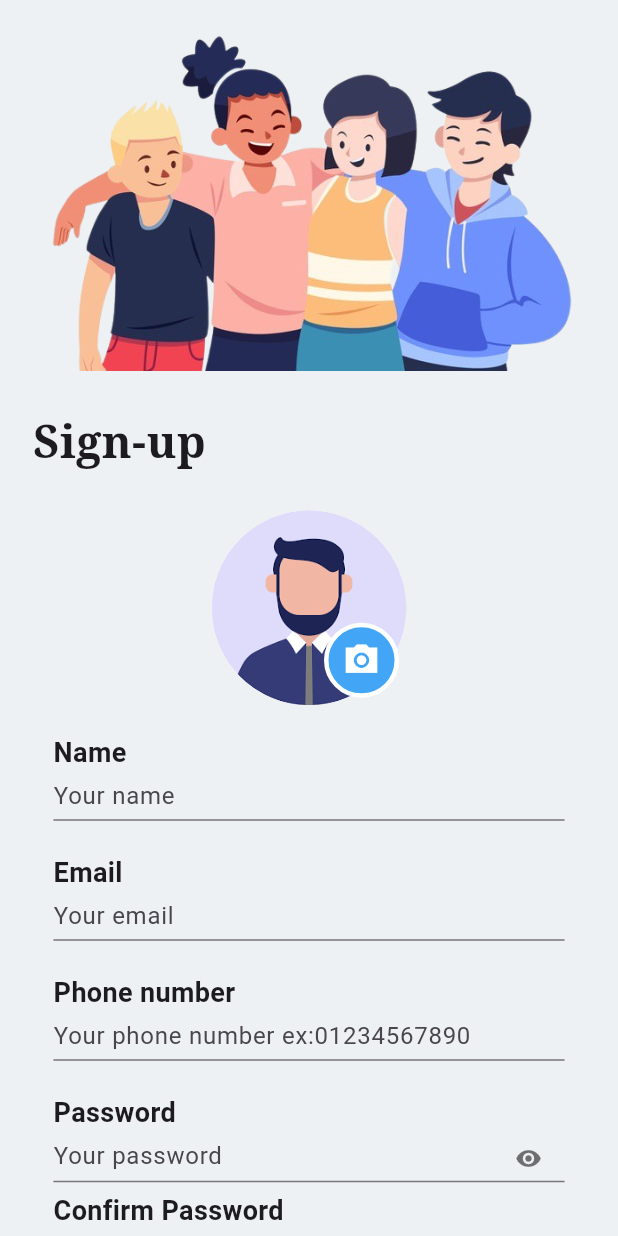
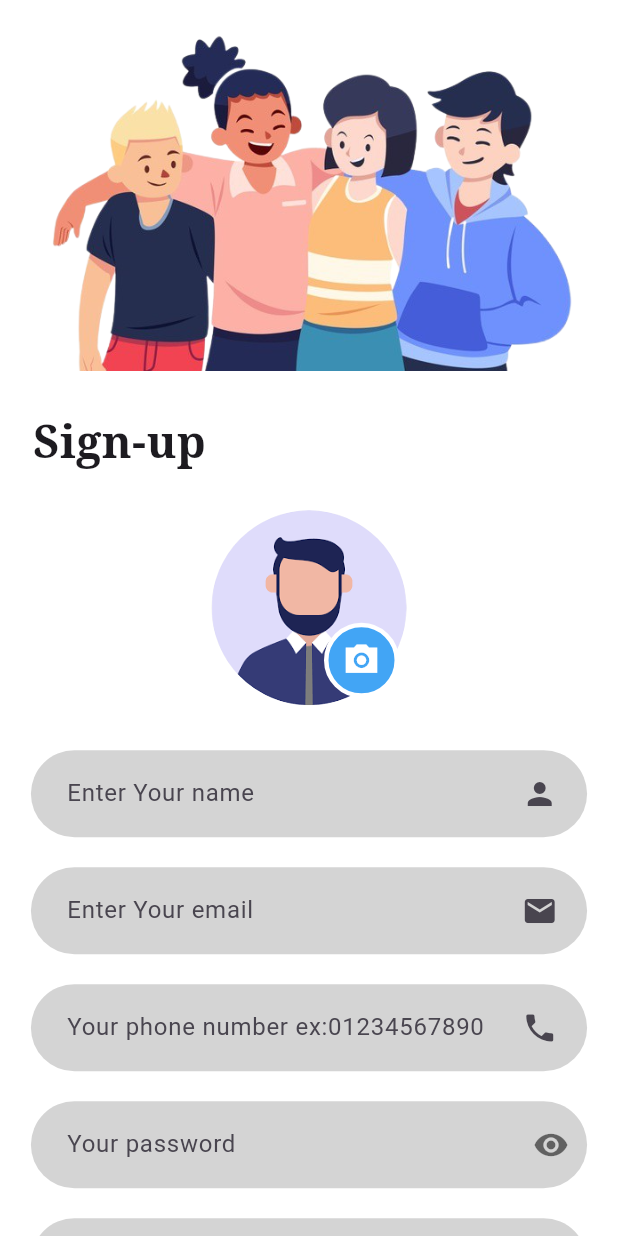
Before and after one commit to AmmarAyman108/Master-API, a Flutter app: the SignUpScreen screen opened directly, on a phone screen of 412 x 824 dp. Run offline on Flutter 3.47's test engine with Material 3 defaults, Android fonts, the phone set to English and light mode, and no system bars; our stand-ins replace dartz, dio, flutter_bloc, image_picker, jwt_decoder, shared_preferences; accounts and stored records are empty.

Commit message:
second update

```diff
--- a/lib/screens/sign_up_screen.dart
+++ b/lib/screens/sign_up_screen.dart
@@ -1,34 +1,21 @@
 import 'package:flutter/material.dart';
 import 'package:flutter_bloc/flutter_bloc.dart';
 import 'package:master_api/cubit/user_cubit.dart';
-import 'package:master_api/cubit/user_state.dart';
 import 'package:master_api/widgets/already_have_an_account_widget.dart';
 import 'package:master_api/widgets/custom_form_button.dart';
 import 'package:master_api/widgets/custom_input_field.dart';
 import 'package:master_api/widgets/page_header.dart';
 import 'package:master_api/widgets/page_heading.dart';
 import 'package:master_api/widgets/pick_image_widget.dart';
+
 class SignUpScreen extends StatelessWidget {
   const SignUpScreen({Key? key}) : super(key: key);
 
   @override
   Widget build(BuildContext context) {
     return SafeArea(
-      child: BlocConsumer<UserCubit, UserState>(
-        listener: (context, state) {
-          if (state is SignUpSuccess) {
-            ScaffoldMessenger.of(context).showSnackBar(SnackBar(
-              content: Text(state.message),
-            ));
-          } else if (state is SignUpFailure) {
-            ScaffoldMessenger.of(context).showSnackBar(SnackBar(
-              content: Text(state.errMessage),
-            ));
-          }
-        },
-        builder: (context, state) {
-          return Scaffold(
-            backgroundColor: const Color(0xffEEF1F3),
+      child: Scaffold(
+        backgroundColor: const Color.fromARGB(255, 255, 255, 255),
         body: SingleChildScrollView(
           child: Form(
             key: context.read<UserCubit>().signUpFormKey,
@@ -38,58 +25,47 @@
                 const PageHeading(title: 'Sign-up'),
                 //! Image
                 const PickImageWidget(),
-                    const SizedBox(height: 16),
+                const SizedBox(height: 30),
                 //! Name
                 CustomInputField(
-                      labelText: 'Name',
-                      hintText: 'Your name',
-                      isDense: true,
+                  hintText: 'Enter Your name',
+                  suffixIcon: const Icon(Icons.person),
                   controller: context.read<UserCubit>().signUpName,
                 ),
-                    const SizedBox(height: 16),
+                const SizedBox(height: 20),
                 //!Email
                 CustomInputField(
-                      labelText: 'Email',
-                      hintText: 'Your email',
-                      isDense: true,
+                  hintText: 'Enter Your email',
+                  suffixIcon: const Icon(Icons.email),
                   controller: context.read<UserCubit>().signUpEmail,
                 ),
-                    const SizedBox(height: 16),
+                const SizedBox(height: 20),
                 //! Phone Number
                 CustomInputField(
-                      labelText: 'Phone number',
                   hintText: 'Your phone number ex:01234567890',
-                      isDense: true,
+                  suffixIcon: const Icon(Icons.phone),
                   controller: context.read<UserCubit>().signUpPhoneNumber,
                 ),
-                    const SizedBox(height: 16),
+                const SizedBox(height: 20),
                 //! Password
                 CustomInputField(
-                      labelText: 'Password',
                   hintText: 'Your password',
-                      isDense: true,
                   obscureText: true,
-                      suffixIcon: true,
                   controller: context.read<UserCubit>().signUpPassword,
                 ),
+                const SizedBox(height: 20),
+
                 //! Confirm Password
                 CustomInputField(
-                      labelText: 'Confirm Password',
                   hintText: 'Confirm Your password',
-                      isDense: true,
                   obscureText: true,
-                      suffixIcon: true,
                   controller: context.read<UserCubit>().confirmPassword,
                 ),
                 const SizedBox(height: 22),
                 //!Sign Up Button
-                    state is SignUpLoading
-                        ? const CircularProgressIndicator()
-                        : CustomFormButton(
+                CustomFormButton(
                   innerText: 'Signup',
-                            onPressed: () {
-                              context.read<UserCubit>().signUp();
-                            },
+                  onPressed: () {},
                 ),
                 const SizedBox(height: 18),
                 //! Already have an account widget
@@ -99,8 +75,6 @@
             ),
           ),
         ),
-          );
-        },
       ),
     );
   }
--- a/lib/widgets/custom_input_field.dart
+++ b/lib/widgets/custom_input_field.dart
@@ -1,19 +1,15 @@
 import 'package:flutter/material.dart';
 
 class CustomInputField extends StatefulWidget {
-  final String labelText;
   final String hintText;
-  final bool suffixIcon;
-  final bool? isDense;
+  final Icon? suffixIcon;
   final bool obscureText;
   final TextEditingController? controller;
 
   const CustomInputField(
       {Key? key,
-      required this.labelText,
       required this.hintText,
-      this.suffixIcon = false,
-      this.isDense,
+      this.suffixIcon,
       this.obscureText = false,
       this.controller})
       : super(key: key);
@@ -27,24 +23,21 @@
   @override
   Widget build(BuildContext context) {
     Size size = MediaQuery.of(context).size;
-    return Container(
+    return SizedBox(
       width: size.width * 0.9,
-      padding: const EdgeInsets.symmetric(horizontal: 15, vertical: 3),
-      child: Column(
-        children: [
-          Align(
-            alignment: Alignment.centerLeft,
-            child: Text(
-              widget.labelText,
-              style: const TextStyle(fontSize: 18, fontWeight: FontWeight.bold),
-            ),
-          ),
-          TextFormField(
+      child: TextFormField(
         obscureText: (widget.obscureText && _obscureText),
         decoration: InputDecoration(
-              isDense: (widget.isDense != null) ? widget.isDense : false,
+          contentPadding:
+              const EdgeInsets.symmetric(vertical: 17, horizontal: 20),
+          fillColor: const Color.fromARGB(255, 212, 212, 212),
+          filled: true,
+          border: OutlineInputBorder(
+            borderRadius: BorderRadius.circular(50),
+            borderSide: BorderSide.none,
+          ),
           hintText: widget.hintText,
-              suffixIcon: widget.suffixIcon
+          suffixIcon: widget.obscureText
               ? IconButton(
                   icon: Icon(
                     _obscureText
@@ -58,10 +51,13 @@
                     });
                   },
                 )
-                  : null,
-              suffixIconConstraints: (widget.isDense != null)
-                  ? const BoxConstraints(maxHeight: 33)
-                  : null,
+              : Padding(
+                  padding: const EdgeInsetsDirectional.only(end: 15),
+                  child: widget.suffixIcon,
+                ),
+          // suffixIconConstraints: (widget.isDense != null)
+          //     ? const BoxConstraints(maxHeight: 33)
+          //     : null,
         ),
         autovalidateMode: AutovalidateMode.onUserInteraction,
         validator: (textValue) {
@@ -72,8 +68,6 @@
         },
         controller: widget.controller,
       ),
-        ],
-      ),
     );
   }
 }
```
Also changed, not shown: lib/screens/sign_in_screen.dart (+16 -41 lines), 1 other file. Lines whose indentation alone changed are shown as unchanged.
